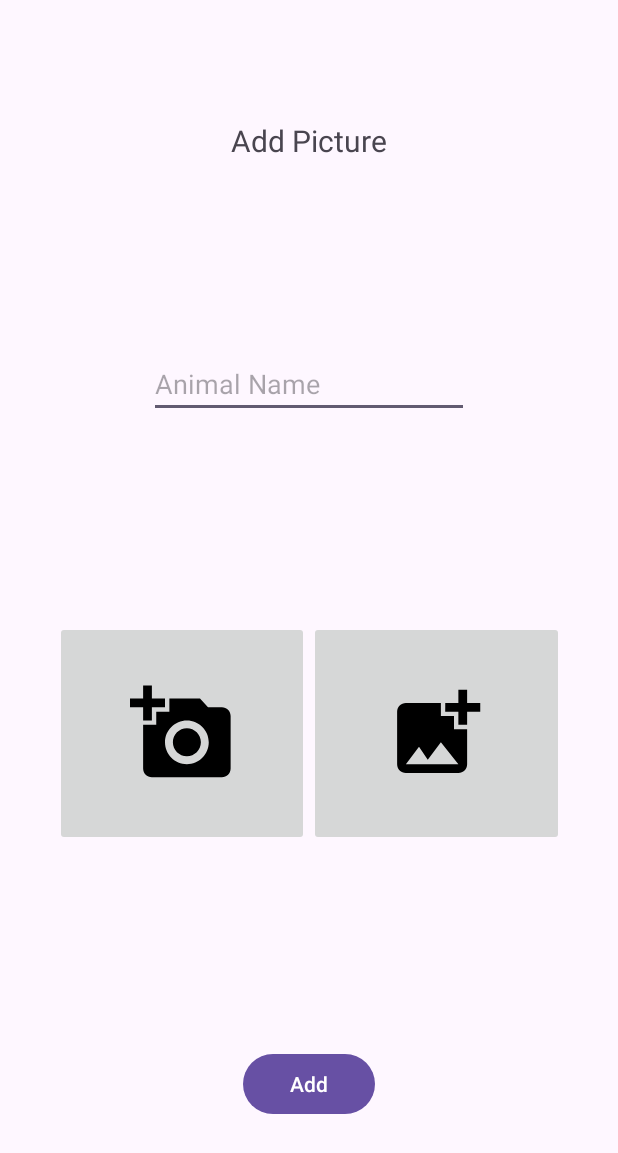
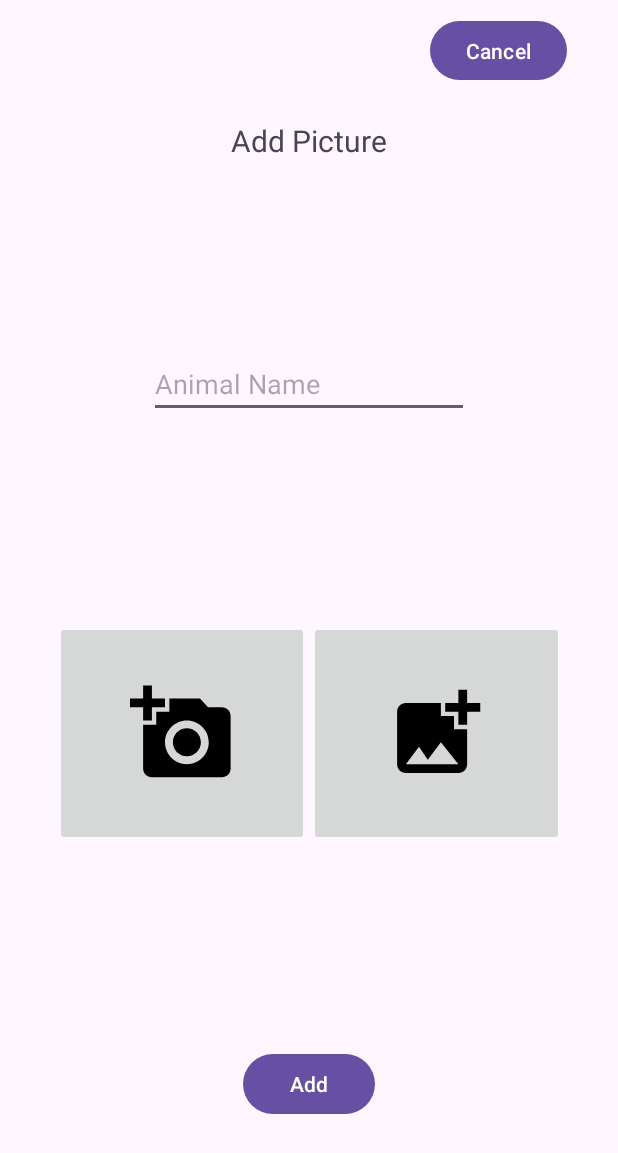
Before and after one commit to JolantaRudus/The_Quiz_App, an Android app: the New_picture screen opened directly, with no data from a screen before it, on a phone screen of 412 x 824 dp. Shown: the top 1153 px of the screen. Run offline under Robolectric (Android 15) with nearby library versions, the light colour scheme and no system bars.

Commit message:
Added cancel button to New_picture veiw, now goes back to Gallery on click.

```diff
--- a/app/src/main/java/com/example/thequizapp/New_picture.java
+++ b/app/src/main/java/com/example/thequizapp/New_picture.java
@@ -15,6 +15,8 @@ import androidx.core.view.WindowInsetsCompat;
 
 public class New_picture extends AppCompatActivity {
 
+    private Button cancelButton, takePictureButton, addPhotoButton, addButton;
+
     @Override
     protected void onCreate(Bundle savedInstanceState) {
         super.onCreate(savedInstanceState);
@@ -26,7 +28,22 @@ public class New_picture extends AppCompatActivity {
             return insets;
         });
 
+        cancelButton = findViewById(R.id.pictureCancel);
 
+        cancelButton.setOnClickListener(v -> {
+            Log.d("New_picture", "Cancel button clicked");
+            Intent intent = new Intent(New_picture.this, Gallery.class);
+            startActivity(intent);
+        });
+
+       /* Button takePicture = findViewById(R.id.takePicture);
+        takePicture.setOnClickListener(new View.OnClickListener() {
+            @Override
+            public void onClick(View v) {
+                Log.d("takePicture", "Picture taken");
+                startActivity();
+            }
+        })*/
 
     }
 }
--- a/app/src/main/res/layout/activity_new_picture.xml
+++ b/app/src/main/res/layout/activity_new_picture.xml
@@ -18,6 +18,18 @@
         app:layout_constraintStart_toStartOf="parent"
         app:layout_constraintTop_toTopOf="parent"
         app:layout_constraintVertical_bias="0.1" />
+
+    <Button
+        android:id="@+id/pictureCancel"
+        android:layout_width="wrap_content"
+        android:layout_height="47dp"
+        android:text="Cancel"
+        app:layout_constraintBottom_toBottomOf="parent"
+        app:layout_constraintEnd_toEndOf="parent"
+        app:layout_constraintHorizontal_bias="0.894"
+        app:layout_constraintStart_toStartOf="parent"
+        app:layout_constraintTop_toTopOf="parent"
+        app:layout_constraintVertical_bias="0.013" />
 
     <Button
         android:id="@+id/addButton"
```
